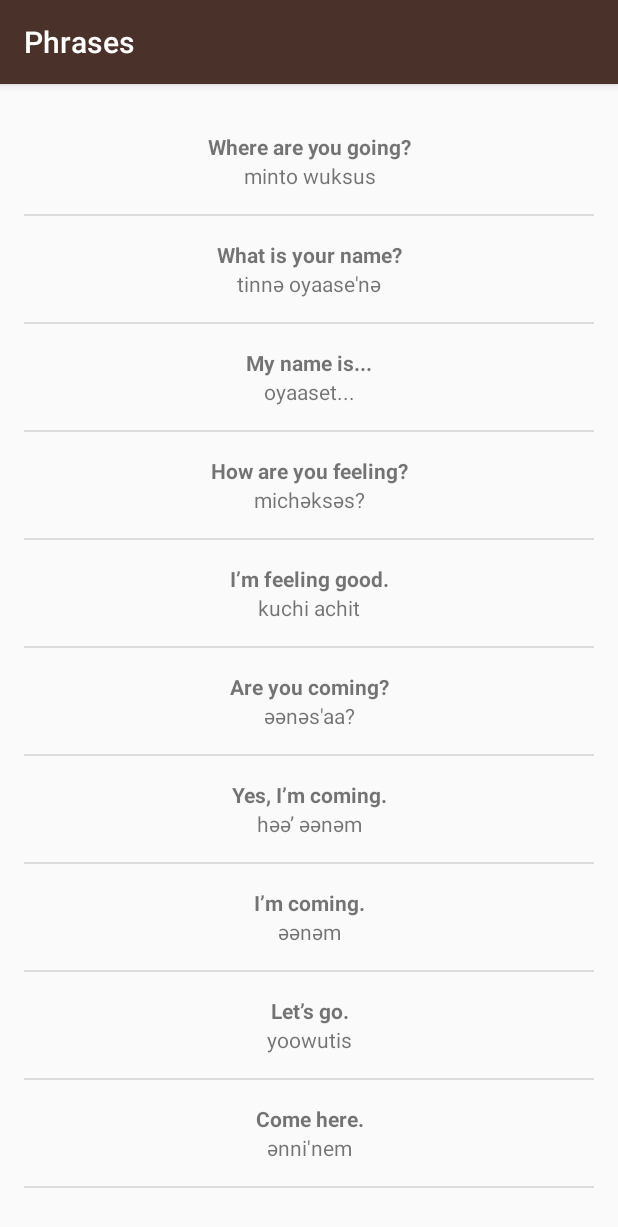
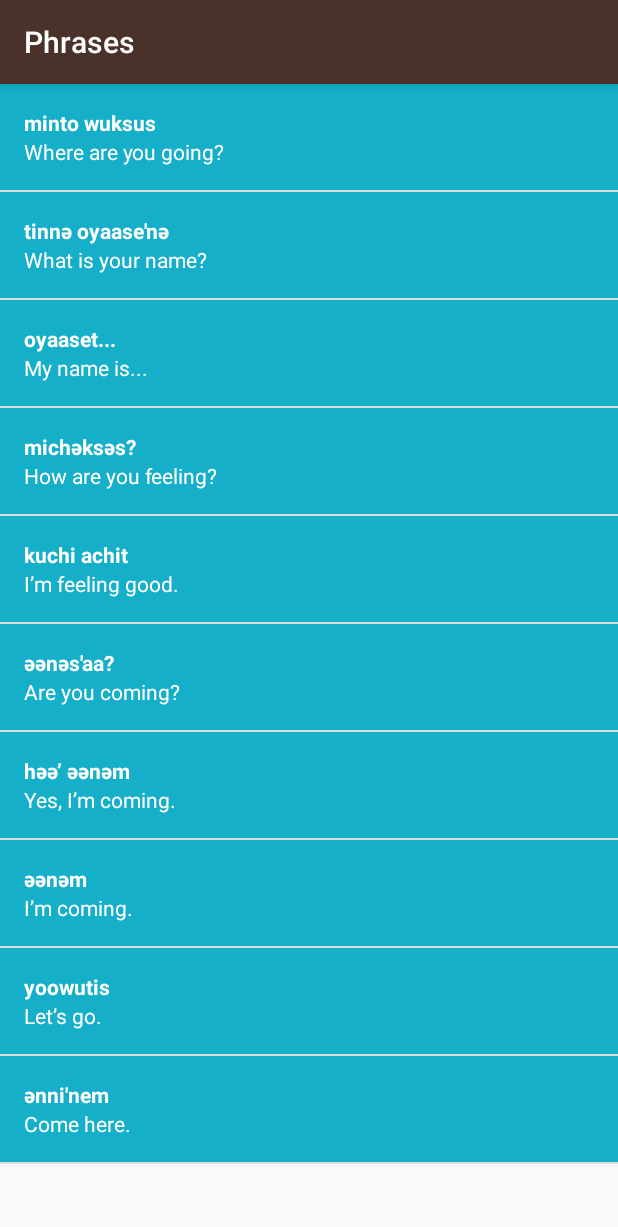
Before and after one commit to shubhamshrivast/Udacity-AndroidBasics, an Android app: the PhrasesActivity screen opened directly, with no data from a screen before it, on a phone screen of 412 x 824 dp. Shown: the top 1227 px of the screen. Run offline under Robolectric (Android 15) with nearby library versions, the phone set to English and light mode, and no system bars.

Commit message:
Images added in lists

```diff
--- a/MiwokApp/app/src/main/java/com/example/android/miwok/PhrasesActivity.java
+++ b/MiwokApp/app/src/main/java/com/example/android/miwok/PhrasesActivity.java
@@ -26,7 +26,7 @@ public class PhrasesActivity extends AppCompatActivity {
         words.add(new Word("Let’s go.", "yoowutis"));
         words.add(new Word("Come here.", "әnni'nem"));
 
-        WordAdapter Adapter = new WordAdapter(this, words);
+        WordAdapter Adapter = new WordAdapter(this, words, R.color.category_phrases);
 
         ListView listView = (ListView) findViewById(R.id.list);
 
--- a/MiwokApp/app/src/main/java/com/example/android/miwok/Word.java
+++ b/MiwokApp/app/src/main/java/com/example/android/miwok/Word.java
@@ -3,11 +3,20 @@ package com.example.android.miwok;
 public class Word {
     private String mMiwoktranslation;
     private String mDefaulttranslation;
+    private static final int NO_IMAGE_PROVIDED = -1;
+    private int mImageResourceId = NO_IMAGE_PROVIDED;
 
-    public Word(String miwoktranslation, String defaulttranslation) {
+    public Word(String defaulttranslation, String miwoktranslation, int imageresourceid) {
+        mMiwoktranslation = miwoktranslation;
+        mDefaulttranslation = defaulttranslation;
+        mImageResourceId = imageresourceid;
+    }
+
+    public Word(String defaulttranslation, String miwoktranslation) {
         mMiwoktranslation = miwoktranslation;
         mDefaulttranslation = defaulttranslation;
     }
+
 
     public String getmiwoktranslation() {
         return mMiwoktranslation;
@@ -16,4 +25,13 @@ public class Word {
     public String getdefaulttranslation() {
         return mDefaulttranslation;
     }
+
+    public int getimageResoursceid() {
+        return mImageResourceId;
+    }
+
+
+    public boolean hasImage() {
+        return mImageResourceId != NO_IMAGE_PROVIDED;
+    }
 }
--- a/MiwokApp/app/src/main/java/com/example/android/miwok/WordAdapter.java
+++ b/MiwokApp/app/src/main/java/com/example/android/miwok/WordAdapter.java
@@ -3,18 +3,23 @@ package com.example.android.miwok;
 import android.app.Activity;
 import android.support.annotation.NonNull;
 import android.support.annotation.Nullable;
+import android.support.v4.content.ContextCompat;
 import android.view.LayoutInflater;
 import android.view.View;
 import android.view.ViewGroup;
 import android.widget.ArrayAdapter;
+import android.widget.ImageView;
 import android.widget.TextView;
 
 import java.util.ArrayList;
 
 public class WordAdapter extends ArrayAdapter<Word> {
 
-    public WordAdapter(Activity context, ArrayList<Word> wordadapter) {
+    private int mColorResourceId;
+
+    public WordAdapter(Activity context, ArrayList<Word> wordadapter, int categoryColour) {
         super(context, 0, wordadapter);
+        mColorResourceId = categoryColour;
     }
 
     @Override
@@ -34,6 +39,18 @@ public class WordAdapter extends ArrayAdapter<Word> {
         TextView defaultTextView = (TextView) listItemView.findViewById(R.id.english);
         defaultTextView.setText(currentword.getdefaulttranslation());
 
+        ImageView imageView = (ImageView) listItemView.findViewById(R.id.list_item_icon);
+        if (currentword.hasImage()) {
+            imageView.setImageResource(currentword.getimageResoursceid());
+            imageView.setVisibility(View.VISIBLE);
+        } else {
+            imageView.setVisibility(View.GONE);
+        }
+
+        View textContainer = listItemView.findViewById(R.id.text_container);
+        int color = ContextCompat.getColor(getContext(), mColorResourceId);
+        textContainer.setBackgroundColor(color);
+
         return listItemView;
     }
 }
--- a/MiwokApp/app/src/main/res/layout/list_item.xml
+++ b/MiwokApp/app/src/main/res/layout/list_item.xml
@@ -1,5 +1,17 @@
 <?xml version="1.0" encoding="utf-8"?>
 <LinearLayout xmlns:android="http://schemas.android.com/apk/res/android"
+    android:layout_width="match_parent"
+    android:layout_height="match_parent"
+    android:background="@color/tan_background"
+    android:orientation="horizontal">
+
+    <ImageView
+        android:id="@+id/list_item_icon"
+        android:layout_width="@dimen/list_item_height"
+        android:layout_height="@dimen/list_item_height" />
+
+    <LinearLayout
+        android:id="@+id/text_container"
         android:layout_width="match_parent"
         android:layout_height="match_parent"
         android:orientation="vertical"
@@ -7,14 +19,20 @@
 
         <TextView
             android:id="@+id/miwok"
-        android:layout_width="match_parent"
-        android:layout_height="wrap_content"
-        android:gravity="center"
+            android:layout_width="fill_parent"
+            android:layout_height="0dp"
+            android:layout_weight="1"
+            android:gravity="bottom"
+            android:textColor="#FFFFFF"
             android:textStyle="bold" />
 
         <TextView
             android:id="@+id/english"
-        android:layout_width="match_parent"
-        android:layout_height="wrap_content"
-        android:gravity="center" />
+            android:layout_width="fill_parent"
+            android:layout_height="0dp"
+            android:layout_gravity="top"
+            android:layout_weight="1"
+            android:textColor="#FFFFFF" />
     </LinearLayout>
+
+</LinearLayout>
--- a/MiwokApp/app/src/main/res/layout/word_list.xml
+++ b/MiwokApp/app/src/main/res/layout/word_list.xml
@@ -5,8 +5,4 @@
     android:layout_width="match_parent"
     android:layout_height="match_parent"
     android:orientation="vertical"
-    android:paddingBottom="@dimen/activity_vertical_margin"
-    android:paddingLeft="@dimen/activity_horizontal_margin"
-    android:paddingRight="@dimen/activity_horizontal_margin"
-    android:paddingTop="@dimen/activity_vertical_margin"
     tools:context="com.example.android.miwok.NumbersActivity" />
--- a/MiwokApp/app/src/main/res/values/styles.xml
+++ b/MiwokApp/app/src/main/res/values/styles.xml
@@ -29,6 +29,8 @@
         <item name="android:textColor">@android:color/white</item>
         <item name="android:textStyle">bold</item>
         <item name="android:textAppearance">?android:textAppearanceMedium</item>
-        <item name="android:layout_margin">@dimen/category_margin</item>
+        <item name="android:layout_marginLeft">@dimen/category_margin</item>
+        <item name="android:layout_marginRight">@dimen/category_margin</item>
+        <item name="android:layout_marginTop">@dimen/category_margin</item>
     </style>
 </resources>
```
Also changed, not shown: MiwokApp/app/build.gradle (+5 -4 lines), MiwokApp/app/src/main/java/com/example/android/miwok/ColorsActivity.java (+9 -9 lines), MiwokApp/app/src/main/java/com/example/android/miwok/FamilyActivity.java (+11 -11 lines), MiwokApp/app/src/main/java/com/example/android/miwok/NumbersActivity.java (+11 -11 lines). Lines whose indentation alone changed are shown as unchanged.
